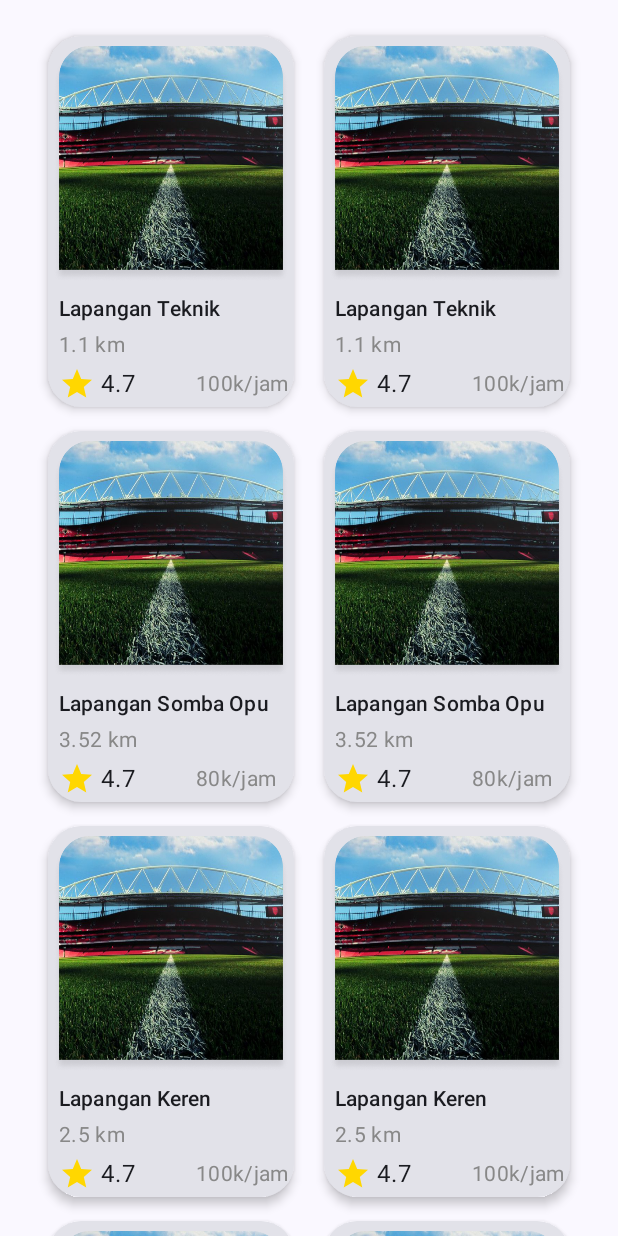
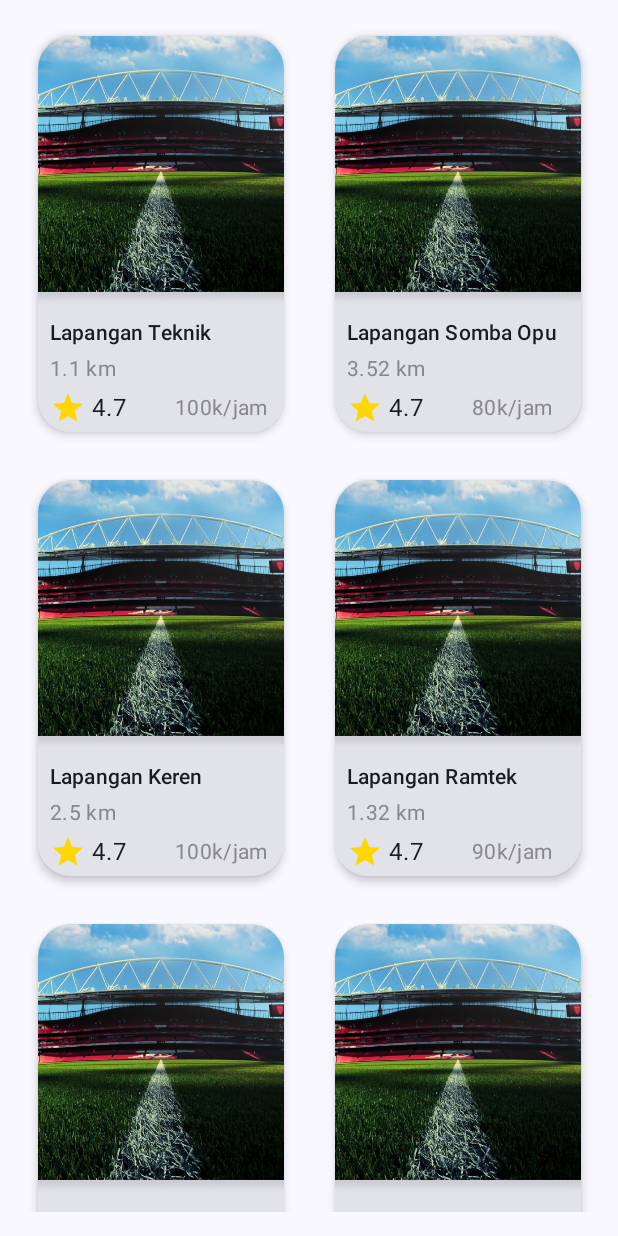
Before and after one commit to ripet00/Courtly_Project, an Android app built with Jetpack Compose: the composable SportPlaceList shown on its own in the app's theme, on a phone screen of 412 x 824 dp. Run offline under Robolectric (Android 15) with nearby library versions, the phone set to English and light mode, and no system bars.

Commit message:
Memperbaiki daftar lapangan pada home page sekaligus mengarahkan dari halaman login ke homepage

```diff
--- a/app/src/main/java/com/example/courtlyproject/view/HomePage.kt
+++ b/app/src/main/java/com/example/courtlyproject/view/HomePage.kt
@@ -18,6 +18,9 @@ import androidx.compose.foundation.layout.width
 import androidx.compose.foundation.layout.wrapContentSize
 import androidx.compose.foundation.lazy.LazyColumn
 import androidx.compose.foundation.lazy.LazyRow
+import androidx.compose.foundation.lazy.grid.GridCells
+import androidx.compose.foundation.lazy.grid.LazyVerticalGrid
+import androidx.compose.foundation.lazy.grid.items
 import androidx.compose.foundation.lazy.items
 import androidx.compose.foundation.shape.CircleShape
 import androidx.compose.foundation.shape.RoundedCornerShape
@@ -49,12 +52,13 @@ import androidx.compose.ui.text.style.TextAlign
 import androidx.compose.ui.tooling.preview.Preview
 import androidx.compose.ui.unit.dp
 import androidx.compose.ui.unit.sp
+import androidx.navigation.NavController
 import com.example.courtlyproject.R
 import com.example.courtlyproject.model.SportPlace
 
-@Preview(showBackground = true)
+
 @Composable
-fun HomeScreen() {
+fun HomeScreen(navController: NavController) {
     Column(modifier = Modifier
         .fillMaxSize()
         .background(color = Color.White)
@@ -75,7 +79,10 @@ fun TopBar() {
             .fillMaxSize()
             .wrapContentSize(Alignment.Center),
     ){
-        Row {
+        Row (
+            modifier = Modifier
+                .padding(top = 24.dp)
+        ) {
             Column {
                 Row {
                     Icon(
@@ -194,14 +201,30 @@ fun SportPlaceList() {
         SportPlace("Lapangan Teknik", 1.10, 4.7, "100k/jam"),
         SportPlace("Lapangan Somba Opu", 3.52, 4.7, "80k/jam"),
         SportPlace("Lapangan Keren", 2.50, 4.7, "100k/jam"),
-        SportPlace("Lapangan Ramtek", 1.32, 4.7, "90k/jam")
+        SportPlace("Lapangan Ramtek", 1.32, 4.7, "90k/jam"),
+        SportPlace("Lapangan PSM", 1.32, 4.7, "90k/jam"),
+        SportPlace("Lapangan Unhas", 1.32, 4.7, "90k/jam"),
+        SportPlace("Lapangan Mawang", 1.32, 4.7, "90k/jam")
     )
 
-    LazyColumn(contentPadding = PaddingValues(16.dp)) {
-        items(places) { place ->
-            SportPlaceItem(place)
+//    LazyColumn(contentPadding = PaddingValues(16.dp)) {
+//        items(places) { place ->
+//            SportPlaceItem(place)
+//        }
+//    }
+    LazyVerticalGrid(
+        columns = GridCells.Fixed(2), // Jumlah kolom
+        modifier = Modifier
+            .fillMaxSize()
+            .padding(16.dp),
+        horizontalArrangement = Arrangement.spacedBy(16.dp),
+        verticalArrangement = Arrangement.spacedBy(16.dp),
+        content = {
+            items(places) { place -> // Mengisi grid dengan 100 item
+                SportPlaceItem(place) // Konten setiap item
+            }
         }
-    }
+    )
 }
 
 @Composable
@@ -217,20 +240,19 @@ fun SportPlaceItem(place: SportPlace) {
             elevation = CardDefaults.cardElevation(4.dp),
             shape = RoundedCornerShape(22.dp)
         ) {
-            Column(modifier = Modifier.padding(3.dp)) {
+            Column(modifier = Modifier.padding(0.dp)) {
                 Image(
                     painter = painterResource(id = R.drawable.stadium),
                     contentDescription = null,
                     modifier = Modifier
                         .fillMaxWidth()
-                        .align(Alignment.CenterHorizontally)
-                        .padding(top = 3.dp),
-                    contentScale = ContentScale.Fit
+                        .height(180.dp),
+                    contentScale = ContentScale.Crop
                 )
                 Column (
                     modifier = Modifier
                         .fillMaxSize()
-                        .padding( start = 4.dp, top = 0.dp)
+                        .padding( start = 8.dp, top = 0.dp, bottom = 4.dp)
 
                 ) {
                     Spacer(modifier = Modifier.height(8.dp))
@@ -242,51 +264,11 @@ fun SportPlaceItem(place: SportPlace) {
                         Icon(Icons.Default.Star, contentDescription = null, tint = Color(0xFFFFD700))
                         Spacer(modifier = Modifier.width(4.dp))
                         Text(text = "${place.rating}")
-                        Spacer(modifier = Modifier.width(40.dp))
-                        Text(text = place.price, style = MaterialTheme.typography.bodyMedium, color = Color.Gray)
-                    }
-                }
-            }
-        }
-        Spacer(modifier = Modifier.width(4.dp))
-        Card(
-            modifier = Modifier
-                .width(180.dp)
-                .padding(8.dp),
-            elevation = CardDefaults.cardElevation(4.dp),
-            shape = RoundedCornerShape(22.dp)
-        ) {
-            Column(modifier = Modifier.padding(3.dp)) {
-                Image(
-                    painter = painterResource(id = R.drawable.stadium),
-                    contentDescription = null,
-                    modifier = Modifier
-                        .fillMaxWidth()
-                        .align(Alignment.CenterHorizontally)
-                        .padding(top = 3.dp),
-                    contentScale = ContentScale.Fit
-                )
-                Column (
-                    modifier = Modifier
-                        .fillMaxSize()
-                        .padding( start = 4.dp, top = 0.dp)
-
-                ) {
-                    Spacer(modifier = Modifier.height(8.dp))
-                    Text(text = place.name, style = MaterialTheme.typography.titleSmall, fontWeight = FontWeight.SemiBold)
-                    Spacer(modifier = Modifier.height(4.dp))
-                    Text(text = "${place.distance} km", style = MaterialTheme.typography.bodyMedium, color = Color.Gray)
-                    Spacer(modifier = Modifier.height(4.dp))
-                    Row(verticalAlignment = Alignment.CenterVertically) {
-                        Icon(Icons.Default.Star, contentDescription = null, tint = Color(0xFFFFD700))
-                        Spacer(modifier = Modifier.width(4.dp))
-                        Text(text = "${place.rating}")
-                        Spacer(modifier = Modifier.width(40.dp))
+                        Spacer(modifier = Modifier.width(32.dp))
                         Text(text = place.price, style = MaterialTheme.typography.bodyMedium, color = Color.Gray)
                     }
                 }
             }
         }
     }
-
 }
--- a/app/src/main/java/com/example/courtlyproject/view/LoginPage.kt
+++ b/app/src/main/java/com/example/courtlyproject/view/LoginPage.kt
@@ -88,7 +88,9 @@ fun LoginPage(navController : NavController) {
             label = { Text("Masukkan Kata Sandi", fontSize = 15.sp) }
         )
         Spacer(modifier = Modifier.height(80.dp))
-        Button(onClick ={},
+        Button(onClick ={
+            navController.navigate("HomePage")
+        },
             modifier = Modifier
                 .width(245.dp)
                 .shadow(
--- a/app/src/main/java/com/example/courtlyproject/view/MainActivity.kt
+++ b/app/src/main/java/com/example/courtlyproject/view/MainActivity.kt
@@ -38,6 +38,9 @@ class MainActivity : ComponentActivity() {
                         composable("LoginPage") {
                             LoginPage(navController)
                         }
+                        composable("HomePage") {
+                            HomeScreen(navController)
+                        }
 //                        composable("Onboarding") {
 //                            OnboardingScreen(navController = navController, context = this@MainActivity)
 //                        }
```
